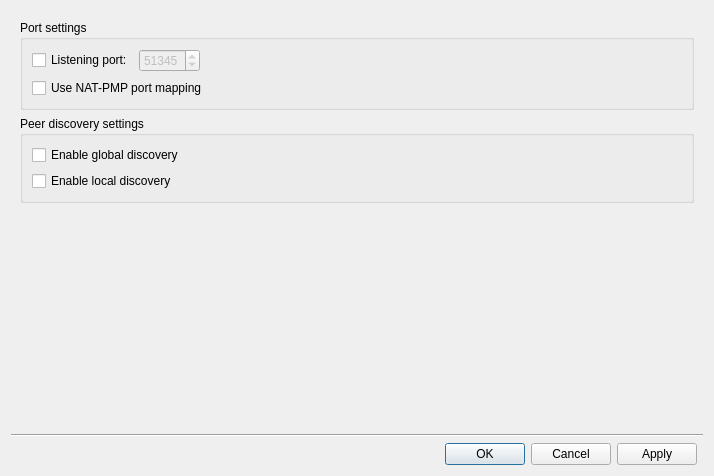
Before: the Qt Designer form gui/gui/Settings.ui in librevault/librevault, drawn with Qt 5.
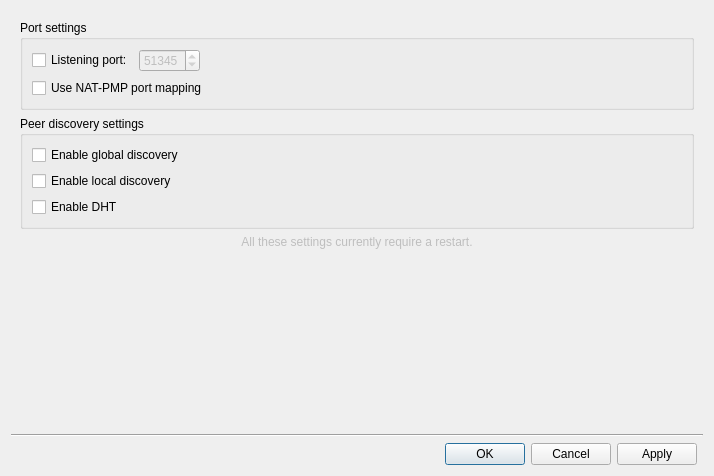
After: the same form once the commit is applied. The open tabs and pages were chosen to show the change. Icons and pictures are not drawn.

```diff
--- a/gui/gui/Settings.ui
+++ b/gui/gui/Settings.ui
@@ -168,6 +168,13 @@
           <string>Peer discovery settings</string>
          </property>
          <layout class="QGridLayout" name="gridLayout_3">
+          <item row="2" column="0">
+           <widget class="QCheckBox" name="dht_discovery_box">
+            <property name="text">
+             <string>Enable DHT</string>
+            </property>
+           </widget>
+          </item>
           <item row="0" column="0">
            <widget class="QCheckBox" name="global_discovery_box">
             <property name="text">
@@ -185,6 +192,19 @@
          </layout>
         </widget>
        </item>
+       <item>
+        <widget class="QLabel" name="label_2">
+         <property name="enabled">
+          <bool>false</bool>
+         </property>
+         <property name="text">
+          <string>All these settings currently require a restart.</string>
+         </property>
+         <property name="alignment">
+          <set>Qt::AlignCenter</set>
+         </property>
+        </widget>
+       </item>
        <item>
         <spacer name="verticalSpacer_5">
          <property name="orientation">
```
